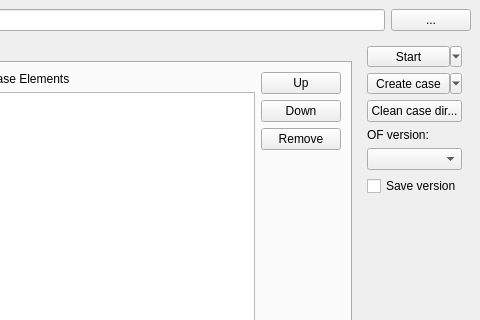
The window that src/extensions/openfoam/isutils/isofCaseBuilder/isofcasebuilderwindow.ui (hkroeger/insightcae) describes before a commit, drawn with Qt 5; both pictures show x 734 to 1214 and y 0 to 320 of the 1214 by 912 pixel window.
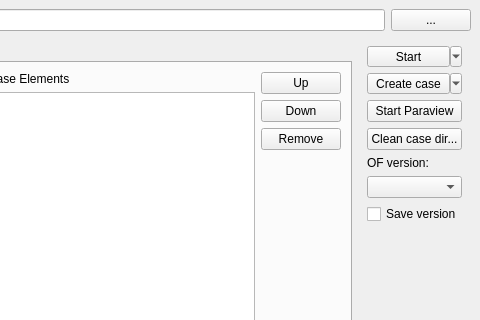
The same window after the commit. Icons and pictures are not drawn. Custom widgets are drawn as their Qt base class.

Commit message: add -overwrite to sHM call + add paraview btn

```diff
--- a/src/extensions/openfoam/isutils/isofCaseBuilder/isofcasebuilderwindow.ui
+++ b/src/extensions/openfoam/isutils/isofCaseBuilder/isofcasebuilderwindow.ui
@@ -634,6 +634,17 @@
            </property>
           </widget>
          </item>
+         <item>
+          <widget class="QPushButton" name="btn_paraview">
+           <property name="text">
+            <string>Start Paraview</string>
+           </property>
+           <property name="icon">
+            <iconset resource="isofCaseBuilder.qrc">
+             <normaloff>:/symbole/paraview.png</normaloff>:/symbole/paraview.png</iconset>
+           </property>
+          </widget>
+         </item>
          <item>
           <widget class="QPushButton" name="clean_btn">
            <property name="text">
```
The commit also changes 4 other files.
